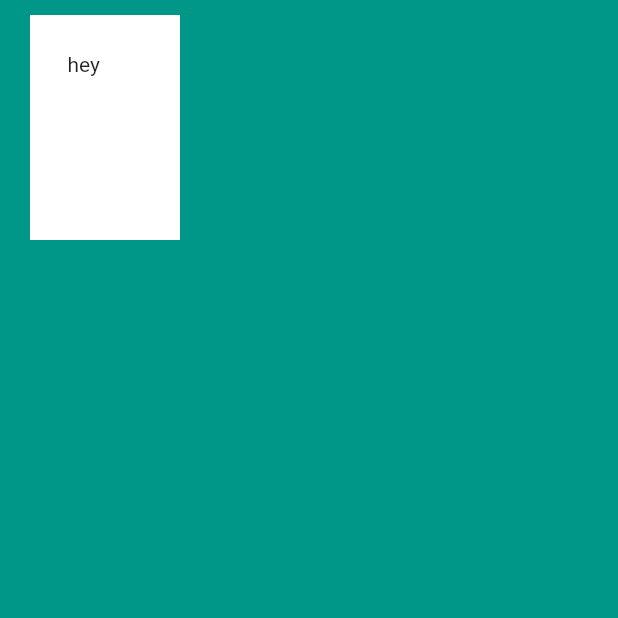
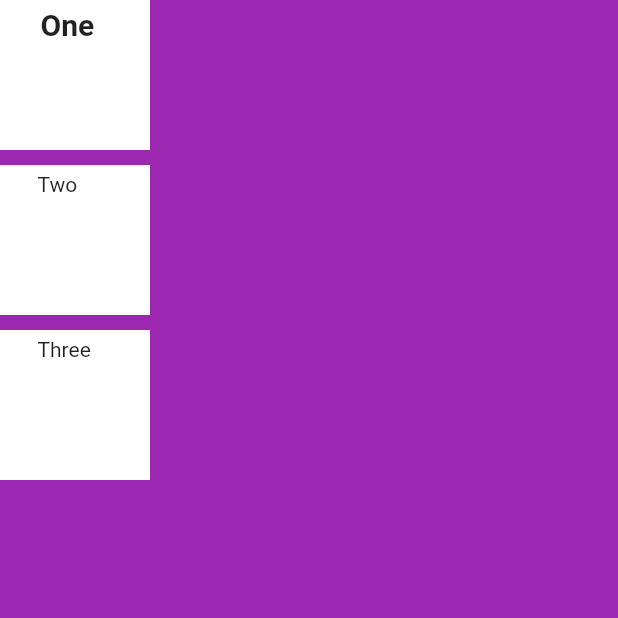
Before and after one commit to krish7x/flutter-learning, a Flutter app: the screen it shows after launch, on a phone screen of 412 x 824 dp, the top half of it. Run offline on Flutter 3.47's test engine with Material 2 defaults, Android fonts, the phone set to English and light mode, and no system bars.

Commit message:
container - column

```diff
--- a/lib/main.dart
+++ b/lib/main.dart
@@ -9,17 +9,52 @@ class MyApp extends StatelessWidget {
   Widget build(BuildContext context) {
     return MaterialApp(
       home: Scaffold(
-        backgroundColor: Colors.teal,
+        backgroundColor: Colors.purple,
         body: SafeArea(
-          child: Container(
-            height: 150.0,
-            width: 100.0,
-            margin: EdgeInsets.fromLTRB(20.0, 10.0, 20.0, 0),
-            padding: EdgeInsets.all(25.0),
-            child: Text("hey"),
-            color: Colors.white,
-          ),
-        ),
+            child: Column(
+          mainAxisSize: MainAxisSize.max,
+          // mainAxisAlignment: MainAxisAlignment.spaceAround, //vertical [natural direction]
+          crossAxisAlignment:
+              CrossAxisAlignment.center, //horizontal since it is column
+          children: <Widget>[
+            Container(
+              height: 100.0,
+              width: 100.0,
+              // margin: EdgeInsets.all(10.0),
+              padding: EdgeInsets.only(left: 27.0, top: 5.0),
+              color: Colors.white,
+              child: Text(
+                "One",
+                style: TextStyle(
+                  fontWeight: FontWeight.bold,
+                  fontSize: 20.0,
+                ),
+              ),
+            ),
+            SizedBox(
+              height: 10.0,
+            ),
+            Container(
+              height: 100.0,
+              width: 100.0,
+              // margin: EdgeInsets.all(10.0),
+              padding: EdgeInsets.only(left: 25.0, top: 5.0),
+              color: Colors.white,
+              child: Text("Two"),
+            ),
+            SizedBox(
+              height: 10.0,
+            ),
+            Container(
+              height: 100.0,
+              width: 100.0,
+              // margin: EdgeInsets.all(10.0),
+              padding: EdgeInsets.only(left: 25.0, top: 5.0),
+              color: Colors.white,
+              child: Text("Three"),
+            ),
+          ],
+        )),
       ),
       debugShowCheckedModeBanner: false,
     );
```
